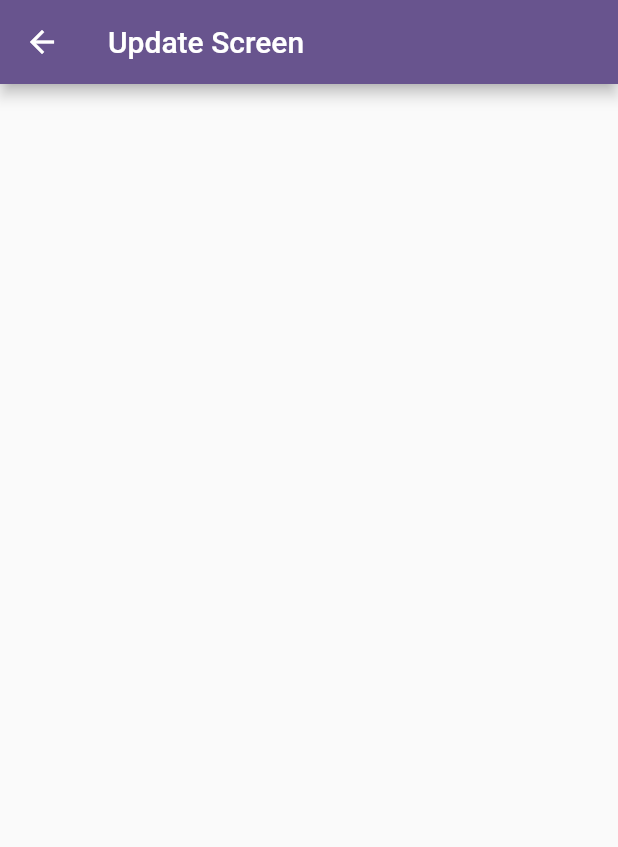
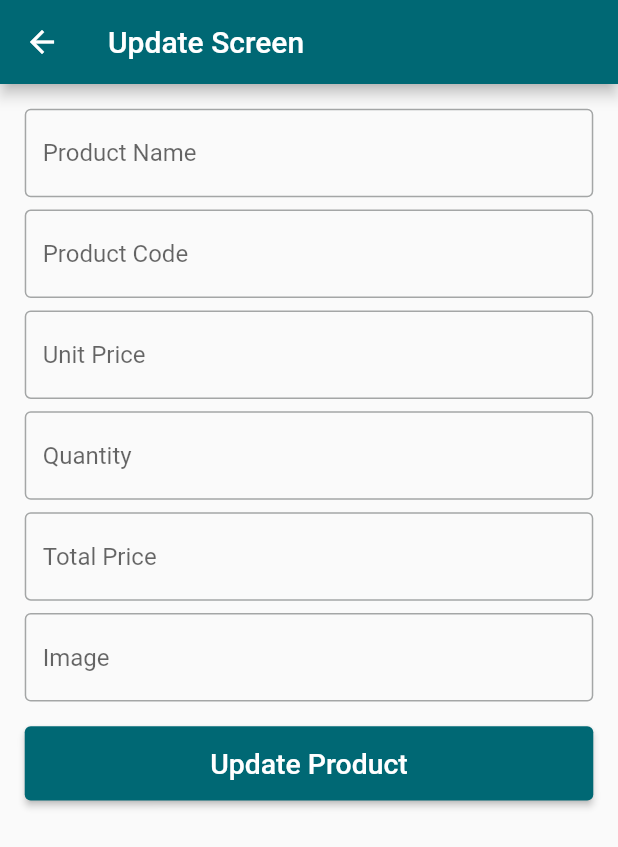
Before and after one commit to raihansikdar/flutter_crud_app_with_api, a Flutter app: the UpdateScreen screen opened directly, on a phone screen of 412 x 824 dp. Shown: the top 847 px of the screen. Run offline on Flutter 3.47's test engine with Material 2 defaults, Android fonts, the phone set to English and light mode, and no system bars; network calls fail.

Commit message:
update_product_screen ui done

```diff
--- a/lib/app.dart
+++ b/lib/app.dart
@@ -16,7 +16,7 @@
               borderSide: BorderSide(color: Colors.red,width: 2),
             )
         ),
-        colorScheme: ColorScheme.fromSeed(seedColor: Colors.deepPurple),
+        colorScheme: ColorScheme.fromSeed(seedColor: Colors.grey.shade200),
       ),
       home: const HomePage(),
     );
--- a/lib/home_page.dart
+++ b/lib/home_page.dart
@@ -32,6 +32,7 @@
                     MaterialPageRoute(
                         builder: (context) =>
                         const UpdateScreen()));
+
               },
               leading: const Icon(Icons.edit),
               title: const Text("Edit"),
--- a/lib/update_screen.dart
+++ b/lib/update_screen.dart
@@ -1,14 +1,121 @@
 import 'package:flutter/material.dart';
 
-class UpdateScreen extends StatelessWidget {
+class UpdateScreen extends StatefulWidget {
   const UpdateScreen({Key? key}) : super(key: key);
 
   @override
+  State<UpdateScreen> createState() => _UpdateScreenState();
+}
+
+class _UpdateScreenState extends State<UpdateScreen> {
+  final GlobalKey<FormState> _fromkey = GlobalKey<FormState>();
+
+  @override
   Widget build(BuildContext context) {
+    Size _size = MediaQuery.sizeOf(context);
     return Scaffold(
       appBar: AppBar(
         title: const Text("Update Screen"),
       ),
+      body: Container(
+        height: _size.height*0.99,
+        width: _size.width*93,
+        child: SingleChildScrollView(
+          child: Padding(
+            padding:  EdgeInsets.all(_size.height*.02),
+            child: Form(
+              key: _fromkey,
+              child: Column(
+                children: [
+                  TextFormField(
+                    decoration: const InputDecoration(
+                      hintText: "Product Name",
+                    ),
+                    validator: (String? value){
+                      if(value?.trim().isEmpty ?? true){
+                        return "Please Enter Product Name";
+                      }
+                      return null;
+                    },
+                  ),
+                  SizedBox(height: _size.height*.01),
+                  TextFormField(
+                    decoration: const InputDecoration(
+                      hintText: "Product Code",
+                    ),
+                    validator: (String? value){
+                      if(value?.trim().isEmpty ?? true){
+                        return "Please Enter Product Code";
+                      }
+                      return null;
+                    },
+                  ),
+                  SizedBox(height: _size.height*.01),
+                  TextFormField(
+                    decoration: const InputDecoration(
+                      hintText: "Unit Price",
+                    ),
+                    validator: (String? value){
+                      if(value?.trim().isEmpty ?? true){
+                        return "Please Enter Unit Price";
+                      }
+                      return null;
+                    },
+                  ),
+                  SizedBox(height: _size.height*.01),
+                  TextFormField(
+                    decoration: const InputDecoration(
+                      hintText: "Quantity",
+                    ),
+                    validator: (String? value){
+                      if(value?.trim().isEmpty ?? true){
+                        return "Please Enter Quantity";
+                      }
+                      return null;
+                    },
+                  ),
+                  SizedBox(height: _size.height*.01),
+                  TextFormField(
+                    decoration: const InputDecoration(
+                      hintText: "Total Price",
+                    ),
+                    validator: (String? value){
+                      if(value?.trim().isEmpty ?? true){
+                        return "Please Enter Total Price";
+                      }
+                      return null;
+                    },
+                  ),
+                  SizedBox(height: _size.height*.01),
+                  TextFormField(
+                    decoration: const InputDecoration(
+                      hintText: "Image",
+                    ),
+                    validator: (String? value){
+                      if(value?.trim().isEmpty ?? true){
+                        return "Please Enter Image";
+                      }
+                      return null;
+                    },
+                  ),
+                  SizedBox(height: _size.height*.02),
+                  SizedBox(
+                    height: _size.height*0.06,
+                    width: double.infinity,
+                    child: ElevatedButton(
+                        onPressed: (){
+                          if(_fromkey.currentState!.validate()){
+
+                          }
+                        },
+                        child: Text("Update Product",style: TextStyle(fontSize: _size.height*0.023),)),
+                  )
+                ],
+              ),
+            ),
+          ),
+        ),
+      ),
     );
   }
 }
```
Also changed, not shown: lib/add_new_product_screen.dart (+46 -2 lines).
